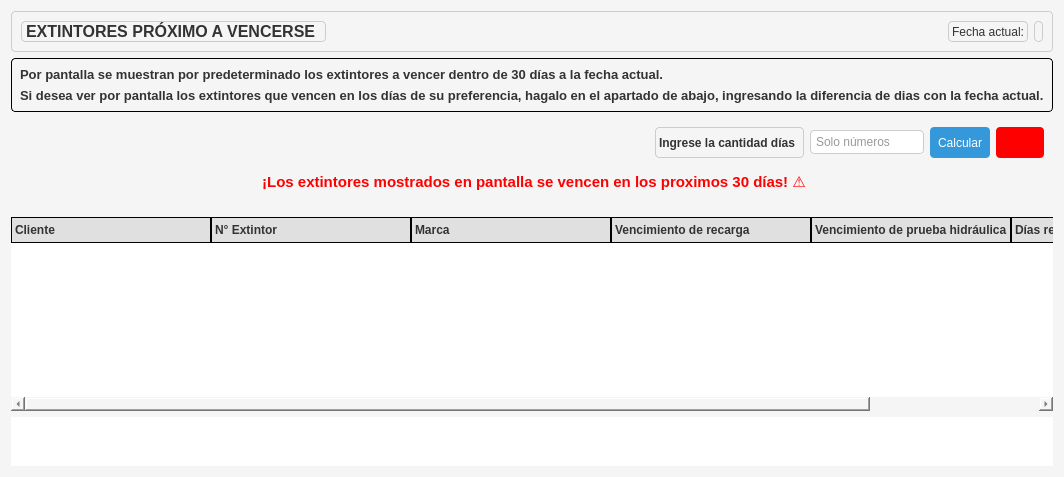
Before: the Qt Designer form resources/ui/vencimientos_tab.ui in Julian2455/beatmat, drawn with Qt 5.
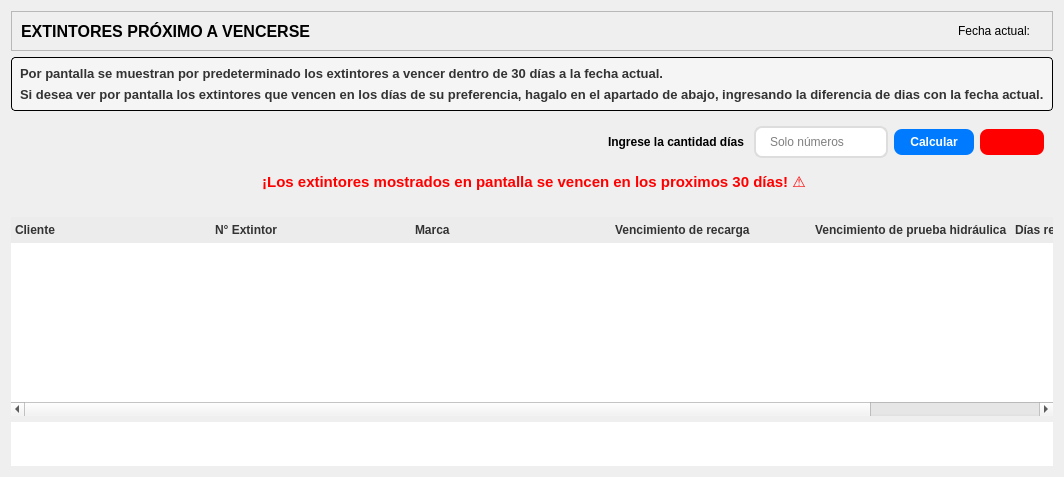
After: the same form once the commit is applied. Icons and pictures are not drawn.

Patch:
```diff
--- a/resources/ui/vencimientos_tab.ui
+++ b/resources/ui/vencimientos_tab.ui
@@ -14,58 +14,88 @@
    <string>Form</string>
   </property>
   <property name="styleSheet">
-   <string notr="true">QWidget {
-    background-color: #f5f5f5;
-    color: #333333;
+   <string notr="true">/* Fondo general */
+QMainWindow {
+    background-color: #f9f9f9;
+    font-family: &quot;Poppins&quot;, &quot;Segoe UI&quot;, sans-serif;
+    font-size: 14px;
 }
-QFrame {
-    border: 1px solid #cccccc;
-    border-radius: 4px;
-}
-QLabel {
-    color: #333333;
-}
+
+/* Botón &quot;Nuevo cliente&quot; */
 QPushButton {
-    background-color: #3498db;
+    background-color: #007BFF;
     color: white;
-    border: none;
-    border-radius: 4px;
-    padding: 3px 8px;
-    min-height: 25px;
+    border-radius: 8px;
+    padding: 6px 16px;
+    font-weight: bold;
 }
 QPushButton:hover {
     background-color: #2980b9;
 }
-QPushButton:disabled {
-    background-color: #bdc3c7;
-}
-QPushButton#btnCerrarCaja {
-    background-color: #e74c3c;
-}
-QPushButton#btnCerrarCaja:hover {
-    background-color: #c0392b;
-}
-QLineEdit, QComboBox, QDateEdit {
-    border: 1px solid #cccccc;
-    border-radius: 4px;
-    padding: 3px;
-    background: white;
-}
-QTableWidget {
-    border: 7px solid rgb(0, 0, 0);
+
+/* QLineEdit (buscador) */
+QLineEdit {
+    border: 2px solid #ddd;
+    border-radius: 8px;
+    padding: 6px 12px;
     background-color: white;
-    gridline-color: rgb(0, 0, 0);
 }
+QLineEdit:focus {
+    border-color: #007BFF;
+}
+
+/* QTableWidget / QTableView */
 QHeaderView::section {
-    background-color: #e0e0e0;
-    color: #333333;
-    padding: 3px;
-    border: 1px solid rgb(0, 0, 0);
+    background-color: #ececec;
+    color: #333;
+    padding: 4px;
+    border: none;
     font-weight: bold;
 }
-QTableWidget::item:selected {
-    background-color: #3498db;
+QTableWidget {
+    border: 1px solid #ddd;
+    background-color: white;
+    gridline-color: #ccc;
+    alternate-background-color: #f2f2f2;
+}
+QTableWidget::item {
+    padding: 6px;
+}
+QTableWidget::item:hover {
+    background-color: #f0f8ff;
+}
+
+/* QTabWidget (barra de navegación) */
+QTabBar::tab {
+    background: #2C3E50;
     color: white;
+    padding: 10px 20px;
+    border-top-left-radius: 6px;
+    border-top-right-radius: 6px;
+}
+QTabBar::tab:selected {
+    background: #34495E;
+    font-weight: bold;
+    border-bottom: 2px solid #007BFF;
+}
+QTabBar::tab:hover {
+    background: #3E556E;
+}
+
+/* Paginación (si usás QLabel/QPushButton para ello) */
+QLabel#paginaActual {
+    color: #007BFF;
+    font-weight: bold;
+}
+QPushButton#btnAnterior, QPushButton#btnSiguiente {
+    background-color: transparent;
+    border: none;
+    color: #007BFF;
+    font-size: 16px;
+}
+QPushButton#btnAnterior:hover, QPushButton#btnSiguiente:hover {
+    color: #0056b3;
+    font-weight: bold;
 }</string>
   </property>
   <layout class="QVBoxLayout" name="verticalLayout_7">
```
Left out of the diff: 2 changed lines with no effect on the pictures.
